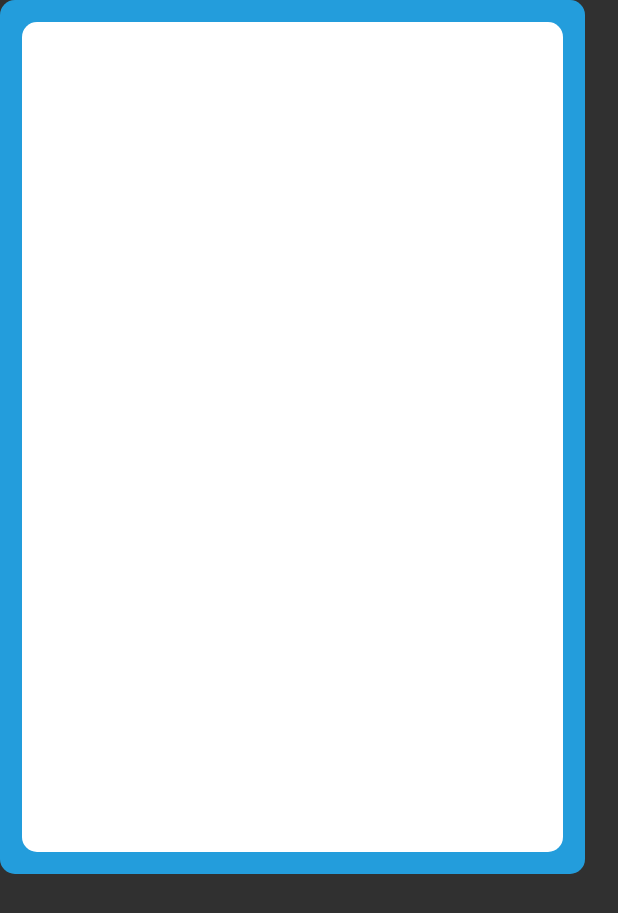
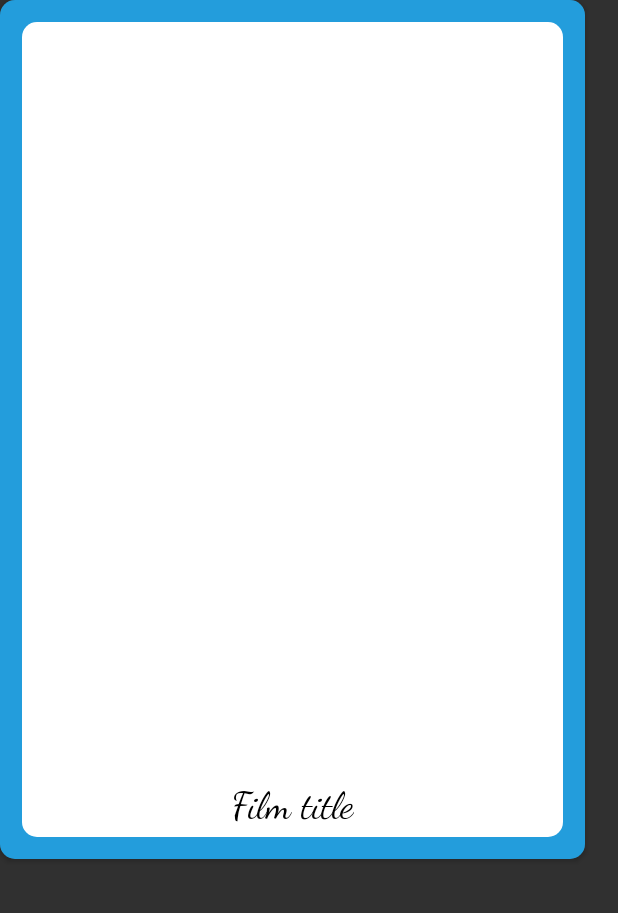
Before and after one commit to CodingOnBush/GhibliFilms, an Android app: the layout cardview.xml on its own in the app's theme, with its tools: preview values and no code run, on a phone screen of 412 x 824 dp. Shown: the top 913 px of the screen. Run offline under Robolectric (Android 15) with nearby library versions, the phone set to English and light mode, and no system bars.

```diff
--- a/app/src/main/AndroidManifest.xml
+++ b/app/src/main/AndroidManifest.xml
@@ -9,7 +9,7 @@
         android:supportsRtl="true">
         <activity
             android:name=".RecyclerViewFilmsActivity"
-            android:banner="@style/Theme.AppCompat.Light.DarkActionBar"
+            android:banner="@color/colorPrimary"
             android:label="Ghibli films" />
         <activity
             android:name=".WelcomeActivity"
--- a/app/src/main/res/layout/cardview.xml
+++ b/app/src/main/res/layout/cardview.xml
@@ -25,10 +25,11 @@
             android:id="@+id/filmTitle"
             android:layout_width="wrap_content"
             android:layout_height="wrap_content"
-            android:paddingTop="15dp"
+            android:paddingTop="2dp"
             android:text="@string/film_title_text"
+            android:fontFamily="cursive"
             android:textAlignment="center"
-            android:textColor="@android:color/white"
-            android:textSize="20sp" />
+            android:textColor="@color/rowFilmColor"
+            android:textSize="25sp" />
     </LinearLayout>
 </androidx.cardview.widget.CardView>
--- a/app/src/main/res/layout/recyclerview_films.xml
+++ b/app/src/main/res/layout/recyclerview_films.xml
@@ -12,7 +12,6 @@
         android:layout_centerHorizontal="true"
         android:layout_centerVertical="true"
         android:background="@color/colorPrimary"
-        android:paddingVertical="15dp"
         android:scrollbarThumbHorizontal="@null"
         android:scrollbars="horizontal">
 
```
